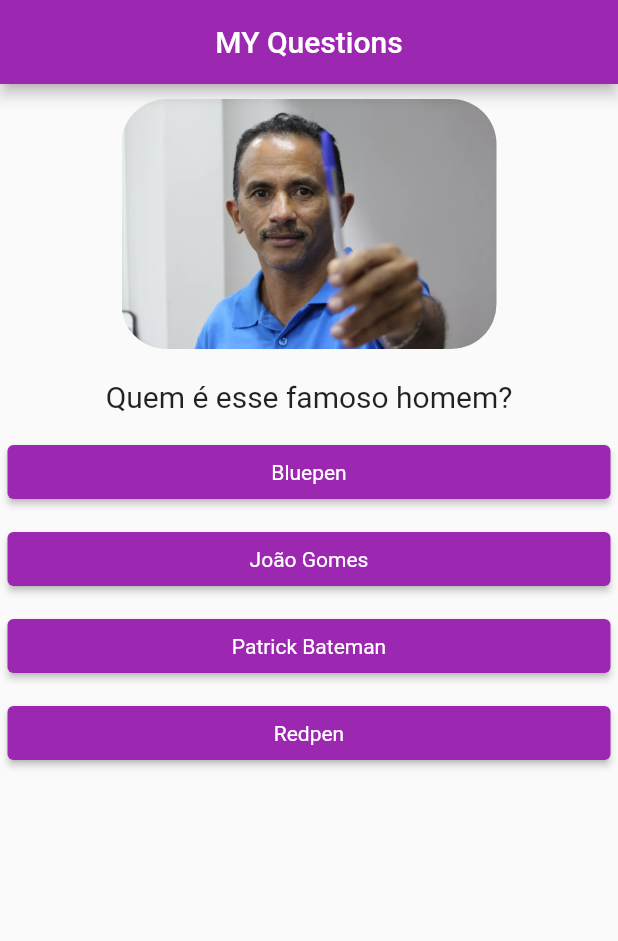
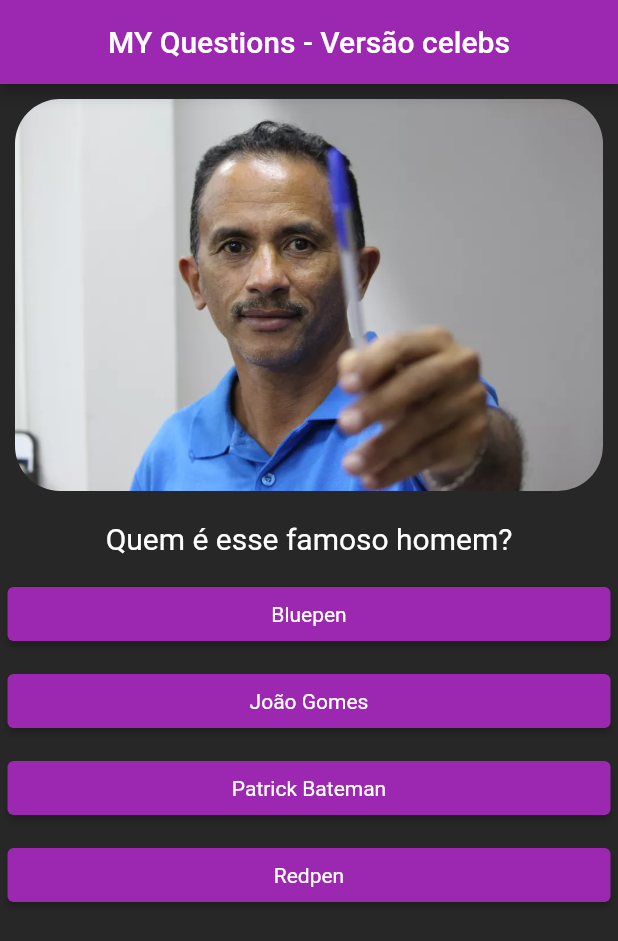
Before and after one commit to MagnoQueiroz/my_questions, a Flutter app: the screen it shows after launch, on a phone screen of 412 x 824 dp. Shown: the top 941 px of the screen. Run offline on Flutter 3.47's test engine with Material 2 defaults, Android fonts, the phone set to English and light mode, and no system bars; Roboto replaces fonts that are missing (Helvetica).

Commit message:
organizando pastas, na teoria tudo certo ja na pratica só fracasso

```diff
--- a/lib/homepage.dart
+++ b/lib/homepage.dart
@@ -1,7 +1,7 @@
 import 'package:flutter/material.dart';
-import 'package:my_questions/answers.dart';
-import 'package:my_questions/images.dart';
-import 'package:my_questions/questions.dart';
+import 'package:my_questions/src/answers.dart';
+import 'package:my_questions/src/images.dart';
+import 'package:my_questions/src/questions.dart';
 import 'package:my_questions/test.dart';
 
 // usado para controlar o estado do componente stateful, tudo oq for ser alterado e controlado deverá ficar aqui
@@ -22,8 +22,9 @@ class _HomeQuestionsState extends State<HomeQuestions> {
       "Resposta": ["Bluepen", "João Gomes", "Patrick Bateman", "Redpen"],
     },
     {
-      "Texto": "pergunta 2",
-      "Resposta": ["ei", "2", "3", "4"],
+      "Imagem": "assets/images/Rei_do_Kuduro.jpeg.jpeg",
+      "Texto": "Quem é esse dignissimo Homem?",
+      "Resposta": ["Rei Kudairo", "MC Brinquedo", "Toretto", "Renan Bolsonaro"],
     },
     {
       "Texto": "pergunta 3",
@@ -48,12 +49,13 @@ class _HomeQuestionsState extends State<HomeQuestions> {
 
     //Implementa a estrutura básica de layout visual do Material Design(Scaffold)
     return Scaffold(
+      backgroundColor: Color.fromARGB(255, 40, 39, 39),
       appBar: AppBar(
         // ignore: prefer_const_constructors
         title: Center(
           // ignore: prefer_const_constructors
           child: Text(
-            "MY Questions",
+            "MY Questions - Versão celebs",
             style: TextStyle(fontFamily: 'Helvetica'),
           ),
         ),
--- a/lib/images.dart
+++ b/lib/src/images.dart
@@ -7,7 +7,7 @@ class Images extends StatelessWidget {
   Widget build(BuildContext context) {
     return Container(
       margin: EdgeInsets.all(10),
-      width: 250.0,
+      width: 2800.0,
       child: ClipRRect(child: Image.asset(image), borderRadius: BorderRadius.all(Radius.circular(30))),
     );
   }
--- a/lib/questions.dart
+++ b/lib/src/questions.dart
@@ -14,7 +14,7 @@ class Questions extends StatelessWidget {
       //ele n centralizou o texto pq msm com o center ele ainda ocupa 100%(msm tamanho do q esta sendo exposto na tela e ira aumentar de acordo com o conteudo) da tela logo ele ja estava "centralizado", para isso envolvemos ele em um container e definimos um width e uma margin
       child: Text(
         text,
-        style: TextStyle(fontSize: 20),
+        style: TextStyle(fontSize: 20, color: Colors.white),
         textAlign:
         TextAlign.center,
       ),
--- a/lib/test.dart
+++ b/lib/test.dart
@@ -4,7 +4,7 @@ class Test extends StatelessWidget {
   @override
   Widget build(BuildContext context) {
    return Scaffold(
-    body: Text("quero sexo pra krl"),
+    body: Text("Parabens, Você manja muito menor"),
    );
   }
 
--- a/pubspec.yaml
+++ b/pubspec.yaml
@@ -62,7 +62,7 @@ flutter:
 
   # To add assets to your application, add an assets section, like this:
   assets:
-   - assets/images/azul-caneta.webp
+   - assets/images/
     # - images/a_dot_burr.jpeg
     # - images/a_dot_ham.jpeg
 
```
Also changed, not shown: assets/images/Rei_do_Kuduro.jpeg.jpeg (added), lib/src/answers.dart (renamed from lib/answers.dart).
